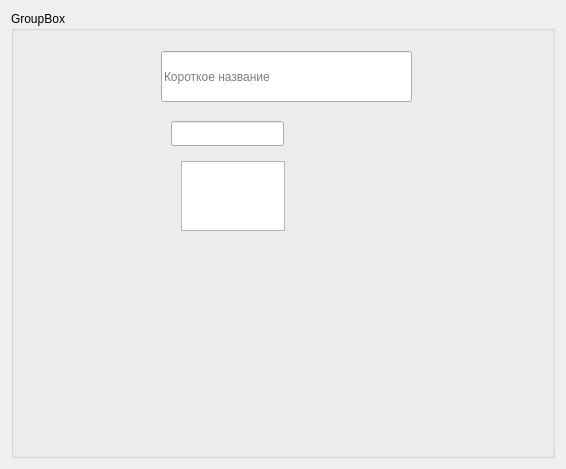
This is src/GUI/GraphEdit/objectpropertyeditorform.ui in VinTRiZz/GraphEditor as Qt 5 draws it before an edit. The edited form follows.
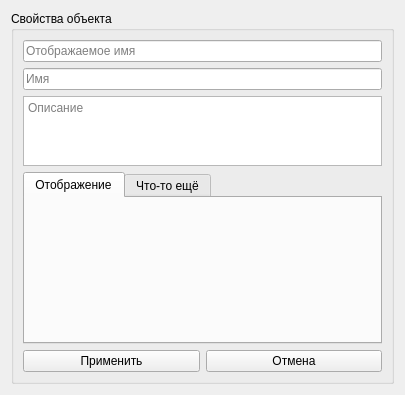
This is the edited form.

Commit message: Основа формы редактирования свойств

Diff of the .ui file:
```diff
--- a/src/GUI/GraphEdit/objectpropertyeditorform.ui
+++ b/src/GUI/GraphEdit/objectpropertyeditorform.ui
@@ -6,8 +6,8 @@
    <rect>
     <x>0</x>
     <y>0</y>
-    <width>566</width>
-    <height>469</height>
+    <width>405</width>
+    <height>395</height>
    </rect>
   </property>
   <property name="windowTitle">
@@ -20,41 +20,78 @@
    <item>
     <widget class="QGroupBox" name="groupBox">
      <property name="title">
-      <string>GroupBox</string>
+      <string>Свойства объекта</string>
      </property>
-     <widget class="QLineEdit" name="name_lineEdit">
-      <property name="geometry">
-       <rect>
-        <x>150</x>
-        <y>40</y>
-        <width>251</width>
-        <height>51</height>
-       </rect>
-      </property>
-      <property name="placeholderText">
-       <string>Короткое название</string>
-      </property>
-     </widget>
-     <widget class="QPlainTextEdit" name="plainTextEdit">
-      <property name="geometry">
-       <rect>
-        <x>170</x>
-        <y>150</y>
-        <width>104</width>
-        <height>70</height>
-       </rect>
-      </property>
-     </widget>
-     <widget class="QLineEdit" name="lineEdit_2">
-      <property name="geometry">
-       <rect>
-        <x>160</x>
-        <y>110</y>
-        <width>113</width>
-        <height>25</height>
-       </rect>
-      </property>
-     </widget>
+     <layout class="QVBoxLayout" name="verticalLayout_2">
+      <item>
+       <widget class="QLineEdit" name="shortName_lineEdit">
+        <property name="placeholderText">
+         <string>Отображаемое имя</string>
+        </property>
+       </widget>
+      </item>
+      <item>
+       <widget class="QLineEdit" name="name_lineEdit">
+        <property name="placeholderText">
+         <string>Имя</string>
+        </property>
+       </widget>
+      </item>
+      <item>
+       <widget class="QPlainTextEdit" name="description_plainTextEdit">
+        <property name="sizePolicy">
+         <sizepolicy hsizetype="Expanding" vsizetype="Expanding">
+          <horstretch>0</horstretch>
+          <verstretch>1</verstretch>
+         </sizepolicy>
+        </property>
+        <property name="placeholderText">
+         <string>Описание</string>
+        </property>
+       </widget>
+      </item>
+      <item>
+       <widget class="QTabWidget" name="property_tabWidget">
+        <property name="sizePolicy">
+         <sizepolicy hsizetype="Expanding" vsizetype="Expanding">
+          <horstretch>0</horstretch>
+          <verstretch>4</verstretch>
+         </sizepolicy>
+        </property>
+        <property name="currentIndex">
+         <number>0</number>
+        </property>
+        <widget class="QWidget" name="tab">
+         <attribute name="title">
+          <string>Отображение</string>
+         </attribute>
+        </widget>
+        <widget class="QWidget" name="tab_2">
+         <attribute name="title">
+          <string>Что-то ещё</string>
+         </attribute>
+        </widget>
+       </widget>
+      </item>
+      <item>
+       <layout class="QHBoxLayout" name="horizontalLayout">
+        <item>
+         <widget class="QPushButton" name="accept_pushButton">
+          <property name="text">
+           <string>Применить</string>
+          </property>
+         </widget>
+        </item>
+        <item>
+         <widget class="QPushButton" name="cancel_pushButton">
+          <property name="text">
+           <string>Отмена</string>
+          </property>
+         </widget>
+        </item>
+       </layout>
+      </item>
+     </layout>
     </widget>
    </item>
   </layout>
```
The commit also changes 6 other files.
